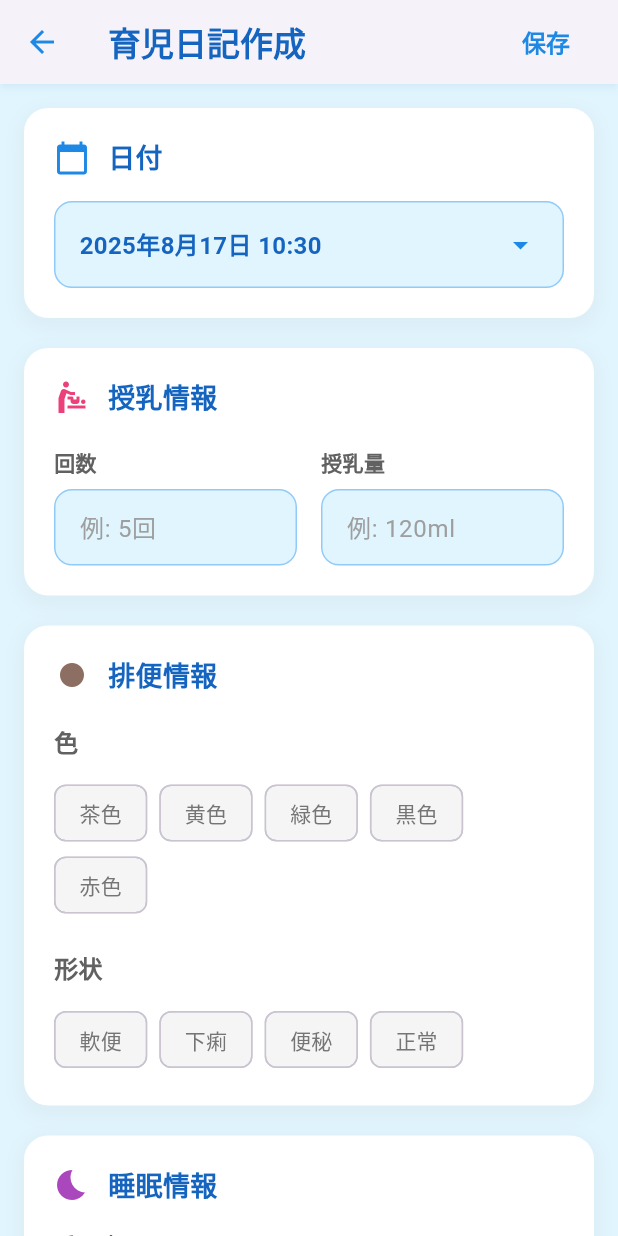
After one commit to mmol93/2025_hackathon_3rd-Flutter, a Flutter app: the DiaryWidget screen opened directly, after a tap on "日記作成", on a phone screen of 412 x 824 dp. The commit adds this screen. Run offline on Flutter 3.47's test engine with Material 3 defaults, Android fonts, the phone set to English and light mode, and no system bars; our stand-ins replace firebase_auth, firebase_core, flutter_riverpod, google_sign_in; accounts and stored records are empty.

Commit message:
1. setup diary ui 2. setup new_diary ui 3. setup diary model

```diff
--- a/lib/presentation/home/widgets/diary_widget.dart
+++ b/lib/presentation/home/widgets/diary_widget.dart
@@ -1,3 +1,5 @@
+import 'package:babysitter_ham/navigator/open_navigator.dart';
+import 'package:babysitter_ham/presentation/home/widgets/new_diary_widget.dart';
 import 'package:flutter/material.dart';
 import 'package:flutter_riverpod/flutter_riverpod.dart';
 
@@ -6,11 +8,46 @@ class DiaryWidget extends ConsumerWidget {
 
   @override
   Widget build(BuildContext context, WidgetRef ref) {
-    return const Center(
-      child: Text(
-        'Diary',
-        style: TextStyle(fontSize: 24, fontWeight: FontWeight.bold),
+    return Scaffold(
+      body: Center(
+        child: Column(
+          mainAxisAlignment: MainAxisAlignment.center,
+          children: [
+            Icon(
+              Icons.baby_changing_station,
+              size: 64,
+              color: Colors.blue[600],
+            ),
+            const SizedBox(height: 16),
+            Text(
+              'Diary',
+              style: TextStyle(
+                fontSize: 24,
+                fontWeight: FontWeight.bold,
+                color: Colors.blue[600],
+              ),
+            ),
+            const SizedBox(height: 8),
+            const Text(
+              '赤ちゃんの大切な瞬間を記録してみてください',
+              style: TextStyle(
+                fontSize: 16,
+                color: Colors.grey,
+              ),
+            ),
+          ],
+        ),
       ),
+      floatingActionButton: FloatingActionButton.extended(
+        onPressed: () {
+          slideNavigateStateful(context, NewDiaryWidget());
+        },
+        icon: const Icon(Icons.add),
+        label: const Text('日記作成'),
+        backgroundColor: Colors.blue[600],
+        foregroundColor: Colors.white,
+      ),
+      floatingActionButtonLocation: FloatingActionButtonLocation.endFloat,
     );
   }
 }
--- /dev/null
+++ b/lib/presentation/home/widgets/new_diary_widget.dart
@@ -0,0 +1,499 @@
+import 'package:flutter/material.dart';
+import 'package:flutter_riverpod/flutter_riverpod.dart';
+
+class NewDiaryWidget extends ConsumerStatefulWidget {
+  const NewDiaryWidget({super.key});
+
+  @override
+  ConsumerState<NewDiaryWidget> createState() => _DiaryWriteScreenState();
+}
+
+class _DiaryWriteScreenState extends ConsumerState<NewDiaryWidget> {
+  final TextEditingController _feedingTimesController = TextEditingController();
+  final TextEditingController _feedingAmountController =
+      TextEditingController();
+  final TextEditingController _foodController = TextEditingController();
+  final TextEditingController _sleepTimeController = TextEditingController();
+  final TextEditingController _sleepPatternController = TextEditingController();
+
+  DateTime _selectedDate = DateTime.now();
+  String _selectedPoopColor = '';
+  String _selectedPoopType = '';
+
+  final List<String> _poopColors = ['茶色', '黄色', '緑色', '黒色', '赤色'];
+  final List<String> _poopTypes = ['軟便', '下痢', '便秘', '正常'];
+
+  @override
+  Widget build(BuildContext context) {
+    return Scaffold(
+      backgroundColor: Colors.lightBlue[50],
+      appBar: AppBar(
+        title: Text(
+          '育児日記作成',
+          style: TextStyle(
+            fontWeight: FontWeight.bold,
+            color: Colors.blue[800],
+          ),
+        ),
+        backgroundColor: Colors.white,
+        elevation: 2,
+        shadowColor: Colors.blue.withOpacity(0.1),
+        iconTheme: IconThemeData(color: Colors.blue[600]),
+        actions: [
+          Container(
+            margin: EdgeInsets.only(right: 16),
+            child: TextButton(
+              onPressed: _saveDiary,
+              child: Text(
+                '保存',
+                style: TextStyle(
+                  color: Colors.blue[600],
+                  fontWeight: FontWeight.w600,
+                  fontSize: 16,
+                ),
+              ),
+            ),
+          ),
+        ],
+      ),
+      body: SafeArea(
+        child: SingleChildScrollView(
+          padding: const EdgeInsets.all(16.0),
+          child: Column(
+            crossAxisAlignment: CrossAxisAlignment.start,
+            children: [
+              // Date
+              _buildDateSection(),
+              SizedBox(height: 20),
+
+              // Feed info
+              ...[_buildFeedingSection(), SizedBox(height: 20)],
+
+              // Poop info
+              _buildPoopSection(),
+              SizedBox(height: 20),
+
+              // Sleeping info
+              _buildSleepSection(),
+              SizedBox(height: 32),
+            ],
+          ),
+        ),
+      ),
+    );
+  }
+
+  Widget _buildDateSection() {
+    return Container(
+      padding: EdgeInsets.all(20),
+      decoration: BoxDecoration(
+        color: Colors.white,
+        borderRadius: BorderRadius.circular(16),
+        boxShadow: [
+          BoxShadow(
+            color: Colors.grey.withOpacity(0.1),
+            spreadRadius: 2,
+            blurRadius: 10,
+            offset: Offset(0, 4),
+          ),
+        ],
+      ),
+      child: Column(
+        crossAxisAlignment: CrossAxisAlignment.start,
+        children: [
+          Row(
+            children: [
+              Icon(Icons.calendar_today, color: Colors.blue[600], size: 24),
+              SizedBox(width: 12),
+              Text(
+                '日付',
+                style: TextStyle(
+                  fontSize: 18,
+                  fontWeight: FontWeight.bold,
+                  color: Colors.blue[800],
+                ),
+              ),
+            ],
+          ),
+          SizedBox(height: 16),
+          Container(
+            width: double.infinity,
+            padding: EdgeInsets.all(16),
+            decoration: BoxDecoration(
+              color: Colors.lightBlue[50],
+              borderRadius: BorderRadius.circular(12),
+              border: Border.all(color: Colors.blue[200]!, width: 1),
+            ),
+            child: InkWell(
+              onTap: _selectDate,
+              borderRadius: BorderRadius.circular(12),
+              child: Row(
+                mainAxisAlignment: MainAxisAlignment.spaceBetween,
+                children: [
+                  Text(
+                    '${_selectedDate.year}年${_selectedDate.month}月${_selectedDate.day}日 ${_selectedDate.hour}:${_selectedDate.minute.toString().padLeft(2, '0')}',
+                    style: TextStyle(
+                      fontSize: 16,
+                      fontWeight: FontWeight.w600,
+                      color: Colors.blue[800],
+                    ),
+                  ),
+                  Icon(Icons.arrow_drop_down, color: Colors.blue[600]),
+                ],
+              ),
+            ),
+          ),
+        ],
+      ),
+    );
+  }
+
+  Widget _buildFeedingSection() {
+    return Container(
+      padding: EdgeInsets.all(20),
+      decoration: BoxDecoration(
+        color: Colors.white,
+        borderRadius: BorderRadius.circular(16),
+        boxShadow: [
+          BoxShadow(
+            color: Colors.grey.withOpacity(0.1),
+            spreadRadius: 2,
+            blurRadius: 10,
+            offset: Offset(0, 4),
+          ),
+        ],
+      ),
+      child: Column(
+        crossAxisAlignment: CrossAxisAlignment.start,
+        children: [
+          Row(
+            children: [
+              Icon(
+                Icons.baby_changing_station,
+                color: Colors.pink[400],
+                size: 24,
+              ),
+              SizedBox(width: 12),
+              Text(
+                '授乳情報',
+                style: TextStyle(
+                  fontSize: 18,
+                  fontWeight: FontWeight.bold,
+                  color: Colors.blue[800],
+                ),
+              ),
+            ],
+          ),
+          SizedBox(height: 20),
+          Row(
+            children: [
+              Expanded(
+                child: _buildInputField(
+                  controller: _feedingTimesController,
+                  label: '回数',
+                  hint: '例: 5回',
+                  keyboardType: TextInputType.number,
+                ),
+              ),
+              SizedBox(width: 16),
+              Expanded(
+                child: _buildInputField(
+                  controller: _feedingAmountController,
+                  label: '授乳量',
+                  hint: '例: 120ml',
+                ),
+              ),
+            ],
+          ),
+        ],
+      ),
+    );
+  }
+
+  Widget _buildPoopSection() {
+    return Container(
+      padding: EdgeInsets.all(20),
+      decoration: BoxDecoration(
+        color: Colors.white,
+        borderRadius: BorderRadius.circular(16),
+        boxShadow: [
+          BoxShadow(
+            color: Colors.grey.withOpacity(0.1),
+            spreadRadius: 2,
+            blurRadius: 10,
+            offset: Offset(0, 4),
+          ),
+        ],
+      ),
+      child: Column(
+        crossAxisAlignment: CrossAxisAlignment.start,
+        children: [
+          Row(
+            children: [
+              Icon(
+                Icons.fiber_manual_record,
+                color: Colors.brown[400],
+                size: 24,
+              ),
+              SizedBox(width: 12),
+              Text(
+                '排便情報',
+                style: TextStyle(
+                  fontSize: 18,
+                  fontWeight: FontWeight.bold,
+                  color: Colors.blue[800],
+                ),
+              ),
+            ],
+          ),
+          SizedBox(height: 20),
+          Text(
+            '色',
+            style: TextStyle(
+              fontSize: 16,
+              fontWeight: FontWeight.w600,
+              color: Colors.grey[700],
+            ),
+          ),
+          SizedBox(height: 12),
+          Wrap(
+            spacing: 8,
+            children: _poopColors.map((color) {
+              return ChoiceChip(
+                label: Text(color),
+                selected: _selectedPoopColor == color,
+                onSelected: (selected) {
+                  setState(() {
+                    _selectedPoopColor = selected ? color : '';
+                  });
+                },
+                selectedColor: Colors.blue[100],
+                backgroundColor: Colors.grey[100],
+                labelStyle: TextStyle(
+                  color: _selectedPoopColor == color
+                      ? Colors.blue[800]
+                      : Colors.grey[600],
+                  fontWeight: _selectedPoopColor == color
+                      ? FontWeight.w600
+                      : FontWeight.normal,
+                ),
+              );
+            }).toList(),
+          ),
+          SizedBox(height: 20),
+          Text(
+            '形状',
+            style: TextStyle(
+              fontSize: 16,
+              fontWeight: FontWeight.w600,
+              color: Colors.grey[700],
+            ),
+          ),
+          SizedBox(height: 12),
+          Wrap(
+            spacing: 8,
+            children: _poopTypes.map((type) {
+              return ChoiceChip(
+                label: Text(type),
+                selected: _selectedPoopType == type,
+                onSelected: (selected) {
+                  setState(() {
+                    _selectedPoopType = selected ? type : '';
+                  });
+                },
+                selectedColor: Colors.blue[100],
+                backgroundColor: Colors.grey[100],
+                labelStyle: TextStyle(
+                  color: _selectedPoopType == type
+                      ? Colors.blue[800]
+                      : Colors.grey[600],
+                  fontWeight: _selectedPoopType == type
+                      ? FontWeight.w600
+                      : FontWeight.normal,
+                ),
+              );
+            }).toList(),
+          ),
+        ],
+      ),
+    );
+  }
+
+  Widget _buildSleepSection() {
+    return Container(
+      padding: EdgeInsets.all(20),
+      decoration: BoxDecoration(
+        color: Colors.white,
+        borderRadius: BorderRadius.circular(16),
+        boxShadow: [
+          BoxShadow(
+            color: Colors.grey.withOpacity(0.1),
+            spreadRadius: 2,
+            blurRadius: 10,
+            offset: Offset(0, 4),
+          ),
+        ],
+      ),
+      child: Column(
+        crossAxisAlignment: CrossAxisAlignment.start,
+        children: [
+          Row(
+            children: [
+              Icon(Icons.bedtime, color: Colors.purple[400], size: 24),
+              SizedBox(width: 12),
+              Text(
+                '睡眠情報',
+                style: TextStyle(
+                  fontSize: 18,
+                  fontWeight: FontWeight.bold,
+                  color: Colors.blue[800],
+                ),
+              ),
+            ],
+          ),
+          SizedBox(height: 16),
+          _buildInputField(
+            controller: _sleepTimeController,
+            label: '睡眠時間',
+            hint: '例: 22:00 - 06:00',
+          ),
+          SizedBox(height: 16),
+          _buildInputField(
+            controller: _sleepPatternController,
+            label: '睡眠パターン',
+            hint: '睡眠パターンを記録してみてください',
+            maxLines: 2,
+          ),
+        ],
+      ),
+    );
+  }
+
+  Widget _buildInputField({
+    required TextEditingController controller,
+    required String label,
+    required String hint,
+    TextInputType? keyboardType,
+    int maxLines = 1,
+  }) {
+    return Column(
+      crossAxisAlignment: CrossAxisAlignment.start,
+      children: [
+        Text(
+          label,
+          style: TextStyle(
+            fontSize: 14,
+            fontWeight: FontWeight.w600,
+            color: Colors.grey[700],
+          ),
+        ),
+        SizedBox(height: 8),
+        Container(
+          decoration: BoxDecoration(
+            color: Colors.lightBlue[50],
+            borderRadius: BorderRadius.circular(12),
+            border: Border.all(color: Colors.blue[200]!, width: 1),
+          ),
+          child: TextField(
+            controller: controller,
+            keyboardType: keyboardType,
+            maxLines: maxLines,
+            decoration: InputDecoration(
+              hintText: hint,
+              hintStyle: TextStyle(color: Colors.grey[500]),
+              border: InputBorder.none,
+              contentPadding: EdgeInsets.symmetric(
+                horizontal: 16,
+                vertical: 12,
+              ),
+            ),
+            style: TextStyle(fontSize: 16, color: Colors.grey[800]),
+          ),
+        ),
+      ],
+    );
+  }
+
+  Future<void> _selectDate() async {
+    final DateTime? picked = await showDatePicker(
+      context: context,
+      initialDate: _selectedDate,
+      firstDate: DateTime(2020),
+      lastDate: DateTime.now().add(Duration(days: 1)),
+      builder: (context, child) {
+        return Theme(
+          data: Theme.of(context).copyWith(
+            colorScheme: ColorScheme.light(
+              primary: Colors.blue[600]!,
+              onPrimary: Colors.white,
+              surface: Colors.white,
+              onSurface: Colors.grey[800]!,
+            ),
+          ),
+          child: child!,
+        );
+      },
+    );
+
+    if (picked != null) {
+      final TimeOfDay? time = await showTimePicker(
+        context: context,
+        initialTime: TimeOfDay.fromDateTime(_selectedDate),
+        builder: (context, child) {
+          return Theme(
+            data: Theme.of(context).copyWith(
+              colorScheme: ColorScheme.light(
+                primary: Colors.blue[600]!,
+                onPrimary: Colors.white,
+                surface: Colors.white,
+                onSurface: Colors.grey[800]!,
+              ),
+            ),
+            child: child!,
+          );
+        },
+      );
+
+      if (time != null) {
+        setState(() {
+          _selectedDate = DateTime(
+            picked.year,
+            picked.month,
+            picked.day,
+            time.hour,
+            time.minute,
+          );
+        });
+      }
+    }
+  }
+
+  void _saveDiary() {
+    // 일기 저장 로직
+    ScaffoldMessenger.of(context).showSnackBar(
+      SnackBar(
+        content: Row(
+          children: [
+            Icon(Icons.check_circle, color: Colors.white),
+            SizedBox(width: 8),
+            Text('日記が保存されました！'),
+          ],
+        ),
+        backgroundColor: Colors.green,
+        duration: Duration(seconds: 2),
+        behavior: SnackBarBehavior.floating,
+        shape: RoundedRectangleBorder(borderRadius: BorderRadius.circular(10)),
+      ),
+    );
+  }
+
+  @override
+  void dispose() {
+    _feedingTimesController.dispose();
+    _feedingAmountController.dispose();
+    _foodController.dispose();
+    _sleepTimeController.dispose();
+    _sleepPatternController.dispose();
+    super.dispose();
+  }
+}
```
Also changed, not shown: lib/models/diary.dart (added, +196 -0 lines).
